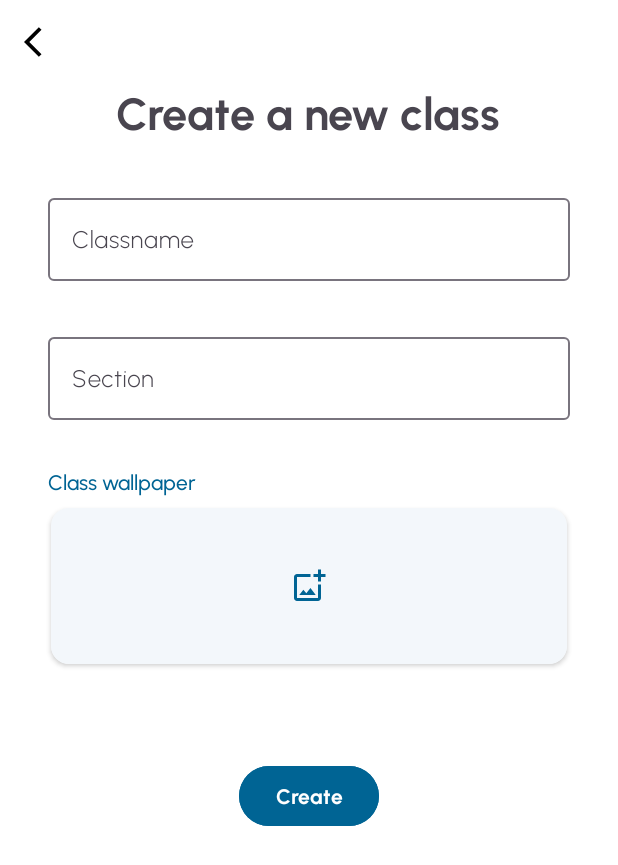
After one commit to Team-Z-Proyecto-moviles/ScholarPlay-App, an Android app: the CreateAClassFragment screen opened through its navigation route, on a phone screen of 412 x 824 dp. The commit adds this screen. Shown: the top 865 px of the screen. Run offline under Robolectric (Android 15) with nearby library versions, the light colour scheme and no system bars.

Commit message:
Add: Join a class by code(student) and create class style

```diff
--- a/ScholarPlay/app/src/main/java/com/example/scholarplay/network/service/AuthService.kt
+++ b/ScholarPlay/app/src/main/java/com/example/scholarplay/network/service/AuthService.kt
@@ -1,6 +1,8 @@
 package com.example.scholarplay.network.service
 
 import com.example.scholarplay.network.dto.classroom.ClassRoomResponse
+import com.example.scholarplay.network.dto.join.JoinRequest
+import com.example.scholarplay.network.dto.join.JoinResponse
 import com.example.scholarplay.network.dto.login.LoginRequest
 import com.example.scholarplay.network.dto.login.LoginResponse
 import com.example.scholarplay.network.dto.register.RegisterRequest
@@ -31,4 +33,7 @@ interface AuthService {
     suspend fun getClassRoom(
         @Path("user") user: String, @Query("limit") limit: Int, @Query("offset") offset: Int): ClassRoomResponse
 
+    @POST("api/classroom/add-student/code/classroom")
+    suspend fun joinClassRoom(@Body credentials: JoinRequest): JoinResponse
+
 }
--- /dev/null
+++ b/ScholarPlay/app/src/main/java/com/example/scholarplay/ui/createclass/CreateAClassFragment.kt
@@ -0,0 +1,22 @@
+package com.example.scholarplay.ui.createclass
+
+import android.os.Bundle
+import androidx.fragment.app.Fragment
+import android.view.LayoutInflater
+import android.view.View
+import android.view.ViewGroup
+import com.example.scholarplay.R
+
+
+class CreateAClassFragment : Fragment() {
+
+
+    override fun onCreateView(
+        inflater: LayoutInflater, container: ViewGroup?,
+        savedInstanceState: Bundle?
+    ): View? {
+        // Inflate the layout for this fragment
+        return inflater.inflate(R.layout.fragment_create_a_class, container, false)
+    }
+
+}
--- a/ScholarPlay/app/src/main/java/com/example/scholarplay/ui/homepage/teacher/TeacherHomeFragment.kt
+++ b/ScholarPlay/app/src/main/java/com/example/scholarplay/ui/homepage/teacher/TeacherHomeFragment.kt
@@ -8,6 +8,7 @@ import android.view.ViewGroup
 import androidx.core.view.isVisible
 import androidx.fragment.app.activityViewModels
 import androidx.lifecycle.lifecycleScope
+import androidx.navigation.findNavController
 import androidx.paging.LoadState
 import androidx.recyclerview.widget.GridLayoutManager
 import com.example.scholarplay.R
@@ -43,6 +44,9 @@ class TeacherHomeFragment : Fragment() {
 
     override fun onViewCreated(view: View, savedInstanceState: Bundle?) {
         super.onViewCreated(view, savedInstanceState)
+        binding.floatingActionButton.setOnClickListener {
+            it.findNavController().navigate(R.id.action_teacherHomeFragment_to_createAClassFragment)
+        }
         val rv = binding.recyclerviewClasses
 
         rv.layoutManager = GridLayoutManager(context, 2)
--- /dev/null
+++ b/ScholarPlay/app/src/main/res/drawable/outline_add_photo_alternate_24.xml
@@ -0,0 +1,5 @@
+<vector android:height="24dp" android:tint="#006494"
+    android:viewportHeight="24" android:viewportWidth="24"
+    android:width="24dp" xmlns:android="http://schemas.android.com/apk/res/android">
+    <path android:fillColor="@android:color/white" android:pathData="M18,20L4,20L4,6h9L13,4L4,4c-1.1,0 -2,0.9 -2,2v14c0,1.1 0.9,2 2,2h14c1.1,0 2,-0.9 2,-2v-9h-2v9zM10.21,16.83l-1.96,-2.36L5.5,18h11l-3.54,-4.71zM20,4L20,1h-2v3h-3c0.01,0.01 0,2 0,2h3v2.99c0.01,0.01 2,0 2,0L20,6h3L23,4h-3z"/>
+</vector>
--- /dev/null
+++ b/ScholarPlay/app/src/main/res/layout/fragment_create_a_class.xml
@@ -0,0 +1,132 @@
+<?xml version="1.0" encoding="utf-8"?>
+<LinearLayout xmlns:android="http://schemas.android.com/apk/res/android"
+    xmlns:app="http://schemas.android.com/apk/res-auto"
+    xmlns:tools="http://schemas.android.com/tools"
+    android:layout_width="match_parent"
+    android:layout_height="match_parent"
+    android:background="@color/white"
+    android:orientation="vertical"
+    tools:context=".ui.createclass.CreateAClassFragment">
+
+    <ImageView
+        android:layout_width="wrap_content"
+        android:layout_height="wrap_content"
+        android:padding="@dimen/medium_gap"
+        app:srcCompat="@drawable/baseline_arrow_back_ios_24">
+
+    </ImageView>
+
+
+    <TextView
+        android:layout_width="wrap_content"
+        android:layout_height="wrap_content"
+        android:layout_gravity="center"
+        android:fontFamily="@font/urbanist_bold"
+        android:text="@string/create_a_new_class_label"
+        android:textSize="30sp">
+
+
+    </TextView>
+
+    <com.google.android.material.textfield.TextInputLayout
+        android:id="@+id/classname_text"
+        android:layout_width="match_parent"
+        android:layout_height="wrap_content"
+        android:layout_marginStart="@dimen/big_gap"
+        android:layout_marginTop="@dimen/big_gap"
+        android:layout_marginEnd="@dimen/big_gap"
+        android:hint="@string/classname_label"
+        app:layout_constraintEnd_toEndOf="parent"
+        app:layout_constraintHorizontal_bias="0.0"
+        app:layout_constraintStart_toStartOf="parent"
+        app:layout_constraintTop_toBottomOf="@+id/greeting_text_view">
+
+        <com.google.android.material.textfield.TextInputEditText
+            android:layout_width="match_parent"
+            android:layout_height="wrap_content"
+            android:fontFamily="@font/urbanist_light" />
+
+    </com.google.android.material.textfield.TextInputLayout>
+
+
+    <com.google.android.material.textfield.TextInputLayout
+        android:id="@+id/Section_text"
+        android:layout_width="match_parent"
+        android:layout_height="wrap_content"
+        android:layout_marginStart="@dimen/big_gap"
+        android:layout_marginTop="@dimen/big_gap"
+        android:layout_marginEnd="@dimen/big_gap"
+        android:hint="@string/section_label"
+        app:layout_constraintEnd_toEndOf="parent"
+        app:layout_constraintHorizontal_bias="0.0"
+        app:layout_constraintStart_toStartOf="parent"
+        app:layout_constraintTop_toBottomOf="@+id/greeting_text_view">
+
+        <com.google.android.material.textfield.TextInputEditText
+            android:layout_width="match_parent"
+            android:layout_height="wrap_content"
+            android:fontFamily="@font/urbanist_light" />
+
+    </com.google.android.material.textfield.TextInputLayout>
+
+    <TextView
+        android:layout_width="wrap_content"
+        android:layout_height="wrap_content"
+        android:layout_marginStart="@dimen/big_gap"
+        android:layout_marginTop="@dimen/big_gap"
+        android:layout_marginBottom="@dimen/small_gap"
+        android:fontFamily="@font/urbanist_medium"
+        android:text="@string/class_wallpaper_label"
+        android:textColor="@color/buttoncolor"
+        android:textSize="14sp">
+
+
+    </TextView>
+
+    <androidx.cardview.widget.CardView
+        android:layout_width="wrap_content"
+        android:layout_height="wrap_content"
+        android:layout_gravity="center"
+
+        app:cardCornerRadius="@dimen/corner_radius">
+
+        <FrameLayout
+            android:layout_width="match_parent"
+            android:layout_height="match_parent"
+            android:background="@color/bluegray"
+            android:paddingStart="160dp"
+            android:paddingTop="40dp"
+            android:paddingEnd="160dp"
+            android:paddingBottom="40dp">
+
+            <ImageView
+                android:layout_width="wrap_content"
+                android:layout_height="wrap_content"
+                android:layout_gravity="center"
+
+
+                app:srcCompat="@drawable/outline_add_photo_alternate_24">
+
+            </ImageView>
+
+        </FrameLayout>
+
+
+    </androidx.cardview.widget.CardView>
+
+
+    <Button
+        android:id="@+id/join_button"
+        android:layout_width="wrap_content"
+        android:layout_height="wrap_content"
+        android:layout_gravity="center"
+        android:layout_marginTop="64dp"
+        android:backgroundTint="@color/buttoncolor"
+        android:fontFamily="@font/urbanist_bold"
+        android:text="Create"
+        android:textColor="@color/white">
+
+    </Button>
+
+
+</LinearLayout>
--- a/ScholarPlay/app/src/main/res/navigation/nav_graph.xml
+++ b/ScholarPlay/app/src/main/res/navigation/nav_graph.xml
@@ -47,10 +47,24 @@
     <fragment
         android:id="@+id/teacherHomeFragment"
         android:name="com.example.scholarplay.ui.homepage.teacher.TeacherHomeFragment"
-        android:label="TeacherHomeFragment" />
+        android:label="TeacherHomeFragment" >
+        <action
+            android:id="@+id/action_teacherHomeFragment_to_createAClassFragment"
+            app:destination="@id/createAClassFragment"
+            app:enterAnim="@anim/slide_in_up" />
+    </fragment>
     <fragment
         android:id="@+id/joinAClassFragment"
         android:name="com.example.scholarplay.ui.joinclass.JoinAClassFragment"
         android:label="fragment_join_a_class"
-        tools:layout="@layout/fragment_join_a_class" />
+        tools:layout="@layout/fragment_join_a_class" >
+        <action
+            android:id="@+id/action_joinAClassFragment_to_homeFragment2"
+            app:destination="@id/homeFragment2" />
+    </fragment>
+    <fragment
+        android:id="@+id/createAClassFragment"
+        android:name="com.example.scholarplay.ui.createclass.CreateAClassFragment"
+        android:label="fragment_create_a_class"
+        tools:layout="@layout/fragment_create_a_class" />
 </navigation>
--- a/ScholarPlay/app/src/main/res/values/strings.xml
+++ b/ScholarPlay/app/src/main/res/values/strings.xml
@@ -17,6 +17,13 @@
     <string name="teacher_label">Teacher</string>
     <string name="join_a_class_label">Join a Class</string>
     <string name="warning_joinclass">Your teacher must provide you the code to join the class</string>
+    <string name="enter_code_label">Enter the class code</string>
+    <string name="class_code_label">Class code</string>
+    <string name="join_label">Join</string>
+    <string name="create_a_new_class_label">Create a new class</string>
+    <string name="classname_label">Classname</string>
+    <string name="section_label">Section</string>
+    <string name="class_wallpaper_label">Class wallpaper</string>
 
     <string-array name="ocuupations_arrat">
         <item>Student</item>
```
Also changed, not shown: ScholarPlay/app/src/main/java/com/example/scholarplay/network/dto/join/JoinRequest.kt (added, +8 -0 lines), ScholarPlay/app/src/main/java/com/example/scholarplay/network/dto/join/JoinResponse.kt (added, +7 -0 lines), ScholarPlay/app/src/main/java/com/example/scholarplay/repository/CredentialsRepository.kt (+17 -0 lines), ScholarPlay/app/src/main/java/com/example/scholarplay/ui/joinclass/JoinAClassFragment.kt (+62 -2 lines), ScholarPlay/app/src/main/java/com/example/scholarplay/ui/joinclass/JoinUiStatus.kt (added, +15 -0 lines), ScholarPlay/app/src/main/java/com/example/scholarplay/ui/joinclass/viewmodel/JoinAClassViewModel.kt (added, +73 -0 lines), ScholarPlay/app/src/main/res/layout/fragment_join_a_class.xml (+9 -3 lines), ScholarPlay/app/src/main/res/layout/fragment_teacher_home.xml (+1 -10 lines).
